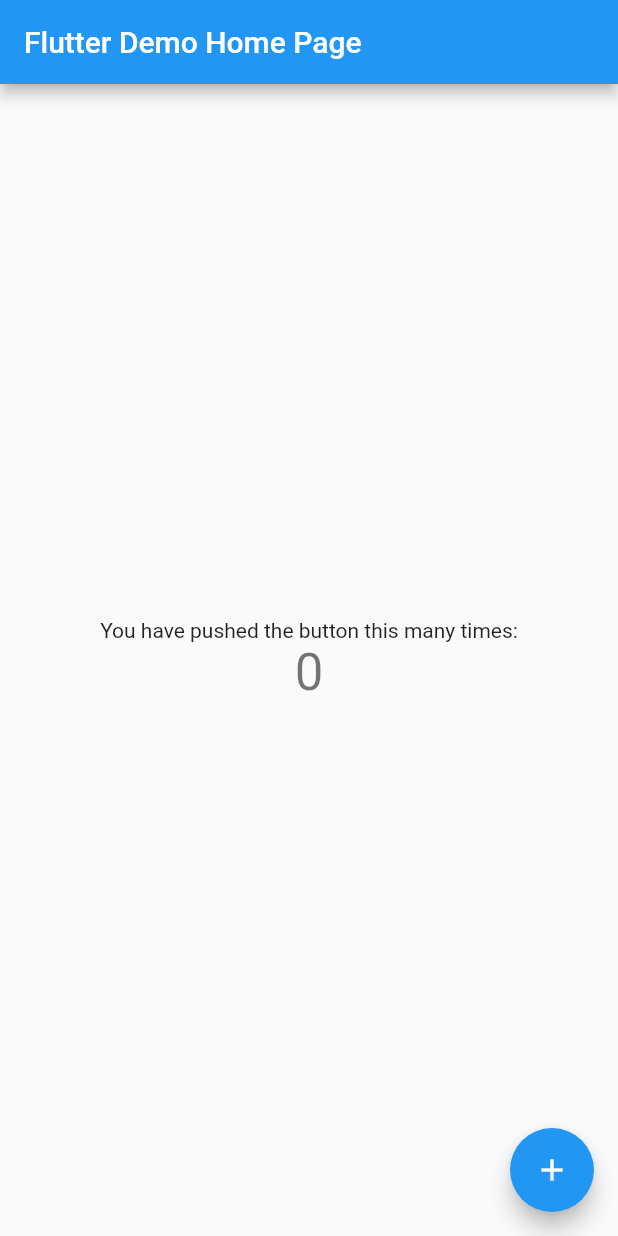
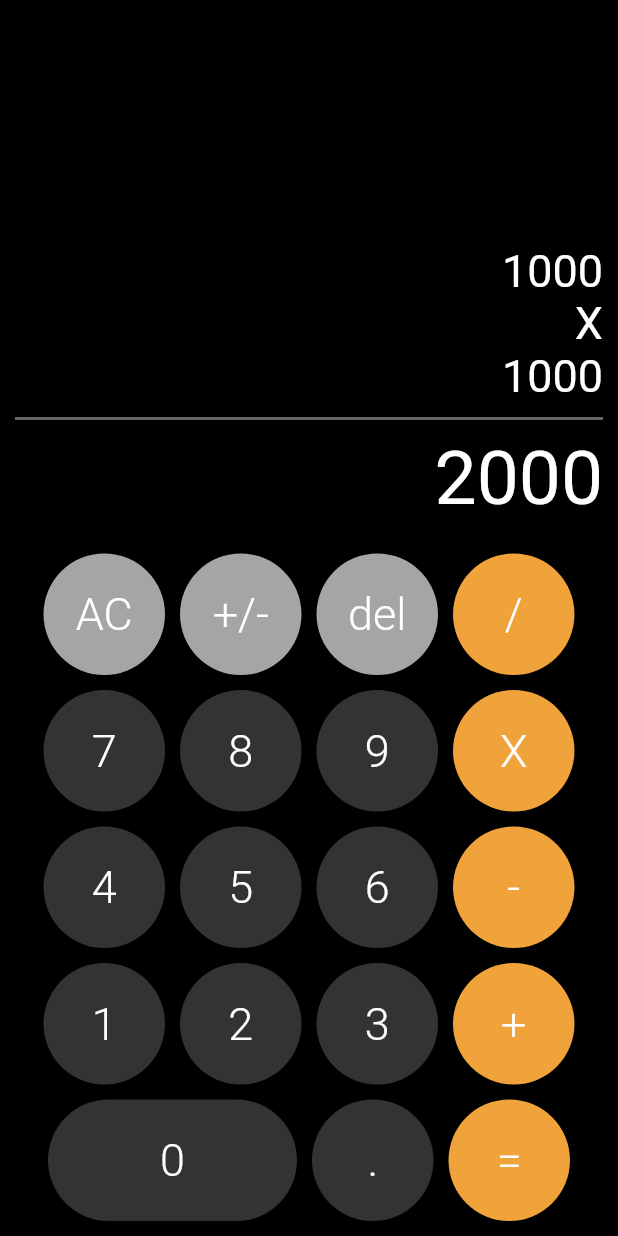
Before and after one commit to Jmejia-24/calculator, a Flutter app: the screen it shows after launch, on a phone screen of 412 x 824 dp. Run offline on Flutter 3.47's test engine with Material 2 defaults, Android fonts, the phone set to English and light mode, and no system bars; our stand-ins replace bloc, flutter_bloc.

Commit message:
added widgets and screens

```diff
--- /dev/null
+++ b/lib/bloc/calculator/calculator_bloc.dart
@@ -0,0 +1,17 @@
+import 'dart:async';
+import 'package:bloc/bloc.dart';
+import 'package:meta/meta.dart';
+
+part 'calculator_event.dart';
+part 'calculator_state.dart';
+
+class CalculatorBloc extends Bloc<CalculatorEvent, CalculatorState> {
+  CalculatorBloc() : super(CalculatorState());
+
+  @override
+  Stream<CalculatorState> mapEventToState(
+    CalculatorEvent event,
+  ) async* {
+
+  }
+}
--- /dev/null
+++ b/lib/bloc/calculator/calculator_event.dart
@@ -0,0 +1,11 @@
+part of 'calculator_bloc.dart';
+
+@immutable
+abstract class CalculatorEvent {}
+
+class ResetAC extends CalculatorEvent {}
+
+class AddNumber extends CalculatorEvent {
+  final String number;
+  AddNumber(this.number);
+}
--- /dev/null
+++ b/lib/bloc/calculator/calculator_state.dart
@@ -0,0 +1,17 @@
+part of 'calculator_bloc.dart';
+
+class CalculatorState {
+
+  final String mathResult;
+  final String firstNumber;
+  final String secondNumber;
+  final String operation;
+
+  CalculatorState({
+    this.mathResult = '30',
+    this.firstNumber = '10',
+    this.secondNumber = '20',
+    this.operation = '+'
+  });
+
+}
--- a/lib/main.dart
+++ b/lib/main.dart
@@ -1,115 +1,34 @@
+import 'package:calculator/bloc/calculator/calculator_bloc.dart';
+import 'package:calculator/screens/calculator_screen.dart';
 import 'package:flutter/material.dart';
+import 'package:flutter_bloc/flutter_bloc.dart';
 
-void main() {
-  runApp(const MyApp());
+void main() => runApp(MyApp());
+
+class AppState extends StatelessWidget {
+
+  @override
+  Widget build(BuildContext context) {
+    return MultiBlocProvider(
+      providers: [
+        BlocProvider<CalculatorBloc>(
+          create: (_) => CalculatorBloc(),
+        ),
+      ],
+      child: MyApp()
+      );
+  }
 }
-
 class MyApp extends StatelessWidget {
-  const MyApp({Key? key}) : super(key: key);
-
-  // This widget is the root of your application.
   @override
   Widget build(BuildContext context) {
     return MaterialApp(
-      title: 'Flutter Demo',
-      theme: ThemeData(
-        // This is the theme of your application.
-        //
-        // Try running your application with "flutter run". You'll see the
-        // application has a blue toolbar. Then, without quitting the app, try
-        // changing the primarySwatch below to Colors.green and then invoke
-        // "hot reload" (press "r" in the console where you ran "flutter run",
-        // or simply save your changes to "hot reload" in a Flutter IDE).
-        // Notice that the counter didn't reset back to zero; the application
-        // is not restarted.
-        primarySwatch: Colors.blue,
+      debugShowCheckedModeBanner: false,
+      title: 'Material App',
+      home: CalculatorScreen(),
+      theme: ThemeData.dark().copyWith(
+        scaffoldBackgroundColor: Colors.black
       ),
-      home: const MyHomePage(title: 'Flutter Demo Home Page'),
     );
   }
 }
-
-class MyHomePage extends StatefulWidget {
-  const MyHomePage({Key? key, required this.title}) : super(key: key);
-
-  // This widget is the home page of your application. It is stateful, meaning
-  // that it has a State object (defined below) that contains fields that affect
-  // how it looks.
-
-  // This class is the configuration for the state. It holds the values (in this
-  // case the title) provided by the parent (in this case the App widget) and
-  // used by the build method of the State. Fields in a Widget subclass are
-  // always marked "final".
-
-  final String title;
-
-  @override
-  State<MyHomePage> createState() => _MyHomePageState();
-}
-
-class _MyHomePageState extends State<MyHomePage> {
-  int _counter = 0;
-
-  void _incrementCounter() {
-    setState(() {
-      // This call to setState tells the Flutter framework that something has
-      // changed in this State, which causes it to rerun the build method below
-      // so that the display can reflect the updated values. If we changed
-      // _counter without calling setState(), then the build method would not be
-      // called again, and so nothing would appear to happen.
-      _counter++;
-    });
-  }
-
-  @override
-  Widget build(BuildContext context) {
-    // This method is rerun every time setState is called, for instance as done
-    // by the _incrementCounter method above.
-    //
-    // The Flutter framework has been optimized to make rerunning build methods
-    // fast, so that you can just rebuild anything that needs updating rather
-    // than having to individually change instances of widgets.
-    return Scaffold(
-      appBar: AppBar(
-        // Here we take the value from the MyHomePage object that was created by
-        // the App.build method, and use it to set our appbar title.
-        title: Text(widget.title),
-      ),
-      body: Center(
-        // Center is a layout widget. It takes a single child and positions it
-        // in the middle of the parent.
-        child: Column(
-          // Column is also a layout widget. It takes a list of children and
-          // arranges them vertically. By default, it sizes itself to fit its
-          // children horizontally, and tries to be as tall as its parent.
-          //
-          // Invoke "debug painting" (press "p" in the console, choose the
-          // "Toggle Debug Paint" action from the Flutter Inspector in Android
-          // Studio, or the "Toggle Debug Paint" command in Visual Studio Code)
-          // to see the wireframe for each widget.
-          //
-          // Column has various properties to control how it sizes itself and
-          // how it positions its children. Here we use mainAxisAlignment to
-          // center the children vertically; the main axis here is the vertical
-          // axis because Columns are vertical (the cross axis would be
-          // horizontal).
-          mainAxisAlignment: MainAxisAlignment.center,
-          children: <Widget>[
-            const Text(
-              'You have pushed the button this many times:',
-            ),
-            Text(
-              '$_counter',
-              style: Theme.of(context).textTheme.headline4,
-            ),
-          ],
-        ),
-      ),
-      floatingActionButton: FloatingActionButton(
-        onPressed: _incrementCounter,
-        tooltip: 'Increment',
-        child: const Icon(Icons.add),
-      ), // This trailing comma makes auto-formatting nicer for build methods.
-    );
-  }
-}
--- /dev/null
+++ b/lib/screens/calculator_screen.dart
@@ -0,0 +1,140 @@
+import 'package:flutter/material.dart';
+import 'package:calculator/widgets/widgets.dart';
+
+
+
+class CalculatorScreen extends StatelessWidget {
+
+  @override
+  Widget build(BuildContext context) {
+    return Scaffold(
+      body: SafeArea(
+        child: Container(
+          margin: EdgeInsets.symmetric( horizontal: 10 ),
+          child: Column(
+            mainAxisAlignment: MainAxisAlignment.end,
+            children: [
+
+              ResultGroup(),
+
+              Row(
+                mainAxisAlignment: MainAxisAlignment.center,
+                children: [
+                  CalculatorButton(
+                    text: 'AC',
+                    bgColor: Color(0xffA5A5A5 ),
+                    onPressed: () => print('AC'),
+                  ),
+                  CalculatorButton(
+                    text: '+/-',
+                    bgColor: Color(0xffA5A5A5 ),
+                    onPressed: () => print('+/-'),
+                  ),
+                  CalculatorButton(
+                    text: 'del',
+                    bgColor: Color(0xffA5A5A5 ),
+                    onPressed: () => print('del'),
+                  ),
+                  CalculatorButton(
+                    text: '/',
+                    bgColor: Color(0xffF0A23B ),
+                    onPressed: () => print('/'),
+                  ),
+                ],
+              ),
+
+              Row(
+                mainAxisAlignment: MainAxisAlignment.center,
+                children: [
+                  CalculatorButton(
+                    text: '7',
+                    onPressed: () => print('7'),
+                  ),
+                  CalculatorButton(
+                    text: '8',
+                    onPressed: () => print('8'),
+                  ),
+                  CalculatorButton(
+                    text: '9',
+                    onPressed: () => print('9'),
+                  ),
+                  CalculatorButton(
+                    text: 'X',
+                    bgColor: Color(0xffF0A23B ),
+                    onPressed: () => print('X'),
+                  ),
+                ],
+              ),
+
+              Row(
+                mainAxisAlignment: MainAxisAlignment.center,
+                children: [
+                  CalculatorButton(
+                    text: '4',
+                    onPressed: () => print('4'),
+                  ),
+                  CalculatorButton(
+                    text: '5',
+                    onPressed: () => print('5'),
+                  ),
+                  CalculatorButton(
+                    text: '6',
+                    onPressed: () => print('6'),
+                  ),
+                  CalculatorButton(
+                    text: '-',
+                    bgColor: Color(0xffF0A23B ),
+                    onPressed: () => print('-'),
+                  ),
+                ],
+              ),
+
+              Row(
+                mainAxisAlignment: MainAxisAlignment.center,
+                children: [
+                  CalculatorButton(
+                    text: '1',
+                    onPressed: () => print('1'),
+                  ),
+                  CalculatorButton(
+                    text: '2',
+                    onPressed: () => print('2'),
+                  ),
+                  CalculatorButton(
+                    text: '3',
+                    onPressed: () => print('3'),
+                  ),
+                  CalculatorButton(
+                    text: '+',
+                    bgColor: Color(0xffF0A23B ),
+                    onPressed: () => print('+'),
+                  ),
+                ],
+              ),
+
+              Row(
+                mainAxisAlignment: MainAxisAlignment.center,
+                children: [
+                  CalculatorButton(
+                    text: '0',
+                    big: true,
+                    onPressed: () => print('0'),
+                  ),
+                  CalculatorButton(
+                    text: '.',
+                    onPressed: () => print('.'),
+                  ),
+                  CalculatorButton(
+                    text: '=',
+                    bgColor: Color(0xffF0A23B ),
+                    onPressed: () => print('='),
+                  ),
+                ],
+              ),
+            ],
+          ),
+        ),
+      )
+  );
+  }
+}
--- /dev/null
+++ b/lib/widgets/calculator_button.dart
@@ -0,0 +1,45 @@
+import 'package:flutter/material.dart';
+
+class CalculatorButton extends StatelessWidget {
+
+  final Color bgColor;
+  final bool big;
+  final String text;
+
+  final Function onPressed;
+
+  CalculatorButton({
+    Key? key,
+    bgColor,
+    this.big = false,
+    required this.text,
+    required this.onPressed,
+  }): this.bgColor = bgColor ?? Color(0xff333333),
+      super(key: key);
+
+
+  @override
+  Widget build(BuildContext context) {
+    // Button
+    final buttonStyle = TextButton.styleFrom(
+        backgroundColor: this.bgColor,
+        primary: Colors.white,
+        shape: StadiumBorder(),
+    );
+
+    return Container(
+      margin: EdgeInsets.only( bottom: 10, right: 5, left: 5 ),
+      child: TextButton(
+        style: buttonStyle,
+        child: Container(
+          width: this.big ? 150 : 65,
+          height: 65,
+          child: Center(
+            child: Text( this.text , style: TextStyle( fontSize: 30, fontWeight: FontWeight.w300 ),)
+          ),
+        ),
+        onPressed: () => this.onPressed(),
+      ),
+    );
+  }
+}
--- /dev/null
+++ b/lib/widgets/line_separator.dart
@@ -0,0 +1,13 @@
+import 'package:flutter/material.dart';
+
+class LineSeparator extends StatelessWidget {
+  @override
+  Widget build(BuildContext context) {
+    return Container(
+      width: double.infinity,
+      height: 2,
+      color: Colors.white.withOpacity(0.4),
+      margin: EdgeInsets.symmetric( vertical: 10 )
+    );
+  }
+}
--- /dev/null
+++ b/lib/widgets/main_result_label.dart
@@ -0,0 +1,21 @@
+import 'package:flutter/material.dart';
+
+class MainResultLabel extends StatelessWidget {
+
+  final String text;
+
+  const MainResultLabel({
+    Key? key,
+    required this.text
+  }) : super(key: key);
+
+  @override
+  Widget build(BuildContext context) {
+    return Container(
+      margin: EdgeInsets.only( bottom: 20 ),
+      width: double.infinity,
+      alignment: Alignment.centerRight,
+      child: Text( this.text , style: TextStyle(fontSize: 50 ) ),
+    );
+  }
+}
--- /dev/null
+++ b/lib/widgets/result_group.dart
@@ -0,0 +1,21 @@
+import 'package:flutter/material.dart';
+import 'package:calculator/widgets/widgets.dart';
+
+class ResultGroup extends StatelessWidget {
+
+  const ResultGroup({Key? key}) : super(key: key);
+
+  @override
+  Widget build(BuildContext context) {
+
+    return Column(
+      children: [
+        SubResultLabel( text: '1000' ),
+        SubResultLabel( text: 'X' ),
+        SubResultLabel( text: '1000' ),
+        LineSeparator(),
+        MainResultLabel( text: '2000' ),
+      ],
+    );
+  }
+}
--- /dev/null
+++ b/lib/widgets/sub_result_label.dart
@@ -0,0 +1,17 @@
+import 'package:flutter/material.dart';
+
+class SubResultLabel extends StatelessWidget {
+
+  final String text;
+
+  const SubResultLabel({Key? key, required this.text}) : super(key: key);
+
+  @override
+  Widget build(BuildContext context) {
+    return Container(
+      width: double.infinity,
+      alignment: Alignment.centerRight,
+      child: Text( this.text , style: TextStyle(fontSize: 30 ) ),
+    );
+  }
+}
--- /dev/null
+++ b/lib/widgets/widgets.dart
@@ -0,0 +1,5 @@
+export 'package:calculator/widgets/calculator_button.dart';
+export 'package:calculator/widgets/line_separator.dart';
+export 'package:calculator/widgets/main_result_label.dart';
+export 'package:calculator/widgets/result_group.dart';
+export 'package:calculator/widgets/sub_result_label.dart';
```
